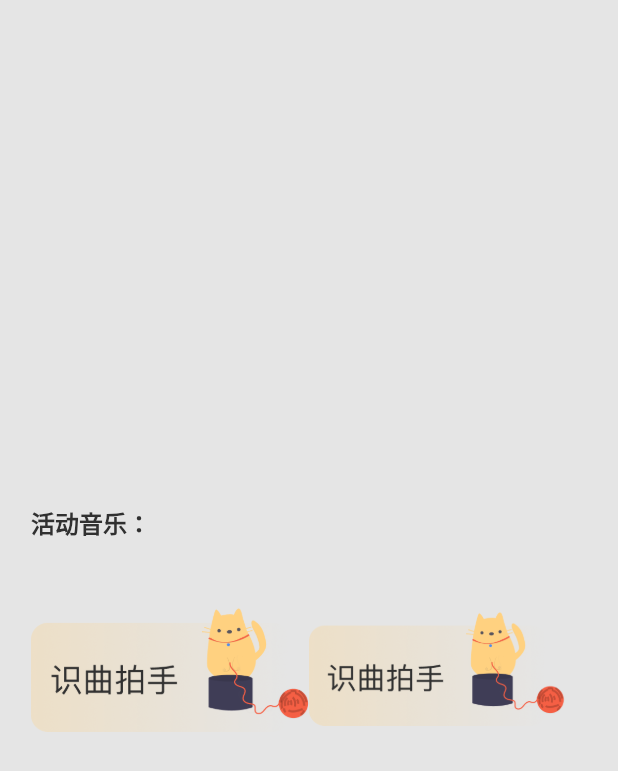
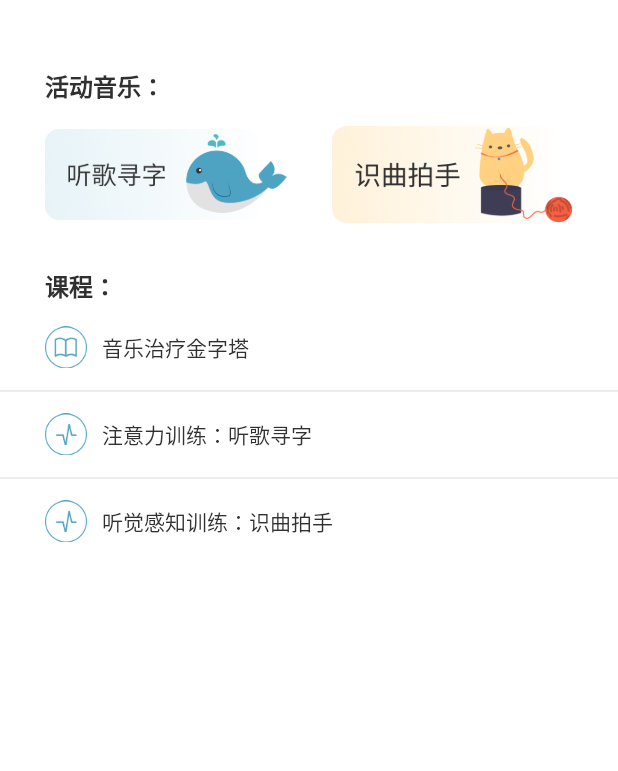
Before and after one commit to z23han/muser_ui, a Flutter app: the InstructionScreen screen opened by its route, on a phone screen of 412 x 824 dp. Shown: the top 771 px of the screen. Run offline on Flutter 3.47's test engine with Material 2 defaults, Android fonts, the light colour scheme and no system bars; our stand-ins replace flutter_secure_storage, font_awesome_flutter, get_it; accounts and stored records are empty.

Commit message:
fnished team instruction page

```diff
--- a/lib/main.dart
+++ b/lib/main.dart
@@ -21,7 +21,7 @@ void main() {
   getIt.registerSingleton<FlutterSecureStorage>(FlutterSecureStorage());
   runApp(MaterialApp(
     theme: ThemeData(
-        scaffoldBackgroundColor: Color(0xffe5e5e5),
+        scaffoldBackgroundColor: Colors.white,
         primaryColor: Colors.white,
         primaryColorLight: Color(0xffa2ccdb),
         accentColor: Color(0xff4fa3c2),
@@ -33,7 +33,7 @@ void main() {
         headline4: TextStyle(color: Color(0xffe8e8e8)),
         headline5: TextStyle(color: Color(0xfff5f5f5)),
         button: TextStyle(fontSize: 20, color: Color(0x343434)))),
-    initialRoute: '/loader',
+    initialRoute: '/',
     routes: {
       '/': (context) => Home(),
       '/musicBase': (context) => MusicBase(),
--- a/lib/routes/instruction.dart
+++ b/lib/routes/instruction.dart
@@ -9,14 +9,13 @@ class _InstructionScreenState extends State<InstructionScreen> {
   @override
   Widget build(BuildContext context) {
     return Scaffold(
-      body: Center(
-        child: FractionallySizedBox(
-          widthFactor: 0.9,
+      body: Padding(
+        padding: EdgeInsets.only(top: 15.0),
         child: Column(
           mainAxisSize: MainAxisSize.min,
           children: <Widget>[
             Padding(
-                padding: EdgeInsets.only(bottom: 28.0),
+              padding: EdgeInsets.only(bottom: 15.0, top: 30.0, left: 30.0, right: 30.0),
               child: Align(
                 alignment: Alignment.centerLeft,
                 child: Text(
@@ -27,32 +26,104 @@ class _InstructionScreenState extends State<InstructionScreen> {
             ),
             Row(
               mainAxisAlignment: MainAxisAlignment.spaceBetween,
+              crossAxisAlignment: CrossAxisAlignment.center,
+              mainAxisSize: MainAxisSize.max,
               children: <Widget>[
                 Expanded(
-                    // child: Padding(
-                    //   padding: EdgeInsets.only(right: 15.0),
-                    //   child: FlatButton(
-                    //     onPressed: null,
-                    //     padding: EdgeInsets.all(0.0),
-                    //     child: Image(image: AssetImage('assets/shiqupaishou.png'), fit: BoxFit.fitWidth)
-                    //   ),
-                    // ),
-                    child: Image(image: AssetImage('assets/shiqupaishou.png'), fit: BoxFit.fitWidth),
+                  child: Padding(
+                    padding: EdgeInsets.only(left: 30.0, right: 15.0),
+                    child: FlatButton(
+                      onPressed: null,
+                      padding: EdgeInsets.all(0.0),
+                      child: Image(image: AssetImage('assets/tingge.png'), fit: BoxFit.fitWidth)
+                    ),
+                  ),
                 ),
                 Expanded(
                   child: Padding(
-                      padding: EdgeInsets.only(right: 15.0),
+                    padding: EdgeInsets.only(left: 15.0, right: 30.0),
                     child: FlatButton(
                       onPressed: null,
                       padding: EdgeInsets.all(0.0),
-                        child: Image(image: AssetImage('assets/shiqupaishou.png'), fit: BoxFit.fitWidth)
+                      child: Image(image: AssetImage('assets/shiqu.png'), fit: BoxFit.fitWidth)
+                    ),
+                  ),
+                ),
+              ],
+            ),
+            Padding(
+              padding: EdgeInsets.only(bottom: 15.0, top: 30.0, left: 30.0, right: 30.0),
+              child: Align(
+                alignment: Alignment.centerLeft,
+                child: Text(
+                  "课程：",
+                  style: TextStyle(color: Color.fromRGBO(48, 48, 48, 1.0), fontSize: 16, fontWeight: FontWeight.bold),
+                )
+              )
+            ),
+            GestureDetector(
+              onTap: () {},
+              child: Padding(
+                padding: EdgeInsets.only(bottom: 5.0, left: 30.0, right: 30.0),
+                child: Row(
+                  mainAxisAlignment: MainAxisAlignment.start,
+                  children: <Widget>[
+                    Padding(
+                      padding: EdgeInsets.only(right: 10),
+                      child: Image(image: AssetImage('assets/book.png'), width: 28, height: 28,),
+                    ),
+                    Text('音乐治疗金字塔', style: TextStyle(color: Color.fromRGBO(48, 48, 48, 1.0), fontSize: 14))
+                  ],
+                ),
+              ),
+            ),
+            Divider(
+              color: Color(0xFFE7E7E7),
+              height: 20,
+              thickness: 1,
+              indent: 0,
+              endIndent: 0,
+            ),
+            GestureDetector(
+              onTap: () {},
+              child: Padding(
+                padding: EdgeInsets.only(top: 5.0, bottom: 5.0, left: 30.0, right: 30.0),
+                child: Row(
+                  mainAxisAlignment: MainAxisAlignment.start,
+                  children: <Widget>[
+                    Padding(
+                      padding: EdgeInsets.only(right: 10),
+                      child: Image(image: AssetImage('assets/heartbeat.png'), width: 28, height: 28,),
+                    ),
+                    Text('注意力训练：听歌寻字', style: TextStyle(color: Color.fromRGBO(48, 48, 48, 1.0), fontSize: 14))
+                  ],
+                ),
+              ),
+            ),
+            Divider(
+              color: Color(0xFFE7E7E7),
+              height: 20,
+              thickness: 1,
+              indent: 0,
+              endIndent: 0,
+            ),
+            GestureDetector(
+              onTap: () {},
+              child: Padding(
+                padding: EdgeInsets.only(top: 5.0, bottom: 30.0, left: 30.0, right: 30.0),
+                child: Row(
+                  mainAxisAlignment: MainAxisAlignment.start,
+                  children: <Widget>[
+                    Padding(
+                      padding: EdgeInsets.only(right: 10),
+                      child: Image(image: AssetImage('assets/heartbeat.png'), width: 28, height: 28,),
+                    ),
+                    Text('听觉感知训练：识曲拍手', style: TextStyle(color: Color.fromRGBO(48, 48, 48, 1.0), fontSize: 14))
+                  ],
                 ),
               ),
             )
-                ],
-              )
           ]
-          )
         )
       )
     );
```
Also changed, not shown: assets/shiqu.png (added), assets/tingge.png (added), assets/tinggexunzi.png (deleted). Lines whose indentation alone changed are shown as unchanged.
